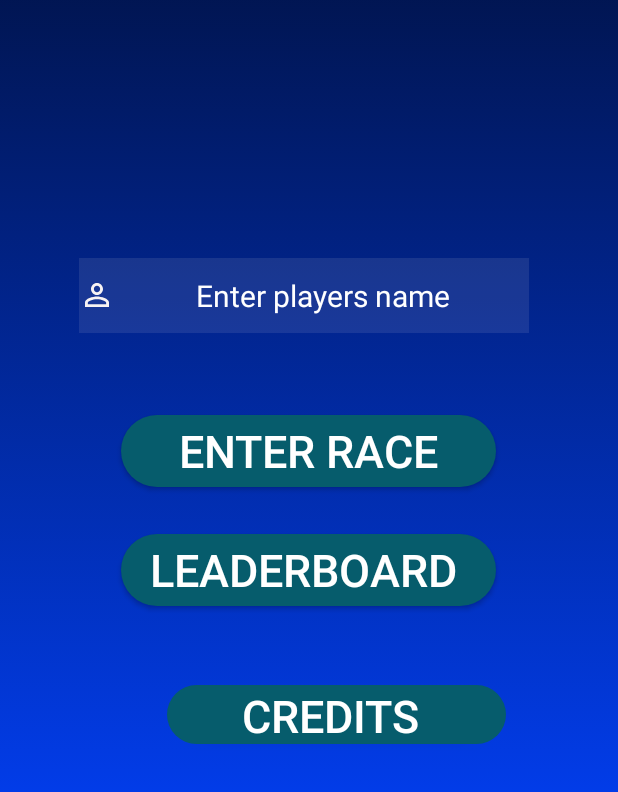
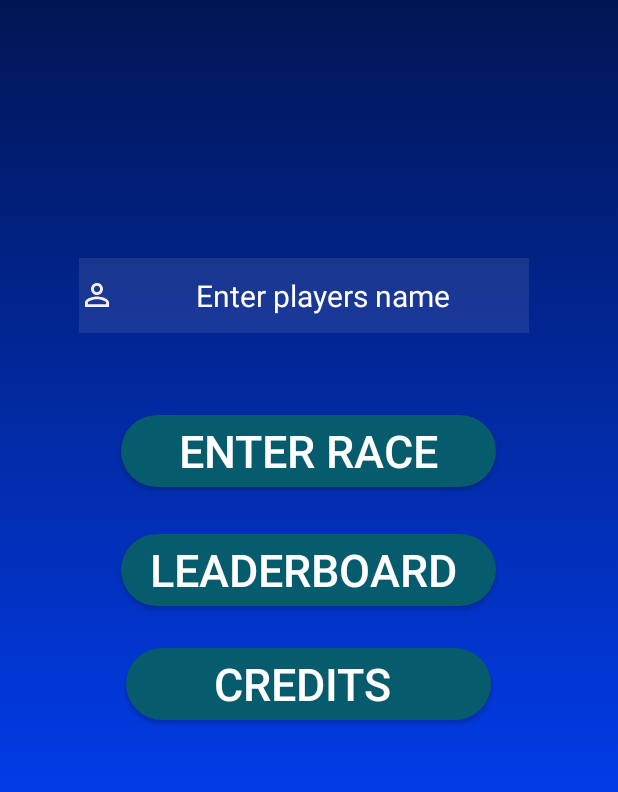
Before and after one commit to DIT113-V22/group-08, an Android app: the MainActivity screen opened directly, with no data from a screen before it, on a phone screen of 412 x 824 dp, the part 444-1236 px from its top. Run offline under Robolectric (Android 15) with nearby library versions, the phone set to English and light mode, and no system bars; plain views replace CircularImageView.

Commit message:
Credits names
Added authors names moved the credits button, credits animation.

```diff
--- a/Android/islandRush/app/src/main/java/com/quinstedt/islandRush/CreditsActivity.java
+++ b/Android/islandRush/app/src/main/java/com/quinstedt/islandRush/CreditsActivity.java
@@ -11,7 +11,8 @@ public class CreditsActivity extends AppCompatActivity {
 
     private TextView txt;
 
-    private final String authors = "Safa \n\n David \n\n rami ";
+    private final String authors = "Credits: \n\n Safa Youssef \n\n Sergey Balan \n\n Andreea Lavinia \n\n Fulger Nicole Andrea Quinstedt \n\n Faisal Sayed \n\n Danesh Mohammadi \n\n";
+
 
     @Override
     protected void onCreate(Bundle savedInstanceState) {
--- a/Android/islandRush/app/src/main/res/layout/activity_main.xml
+++ b/Android/islandRush/app/src/main/res/layout/activity_main.xml
@@ -87,18 +87,18 @@
 
     <Button
         android:id="@+id/button_credits"
-        android:layout_width="226dp"
-        android:layout_height="39dp"
+        android:layout_width="243dp"
+        android:layout_height="48dp"
         android:layout_below="@+id/button_enterRace"
         android:layout_centerInParent="true"
-        android:layout_marginBottom="32dp"
+        android:layout_marginBottom="48dp"
         android:background="@drawable/main_buttons"
         android:text="Credits "
         android:textColor="@color/white"
         android:textSize="30sp"
         app:layout_constraintBottom_toBottomOf="parent"
         app:layout_constraintEnd_toEndOf="parent"
-        app:layout_constraintHorizontal_bias="0.6"
+        app:layout_constraintHorizontal_bias="0.497"
         app:layout_constraintStart_toStartOf="parent" />
 
 
```
